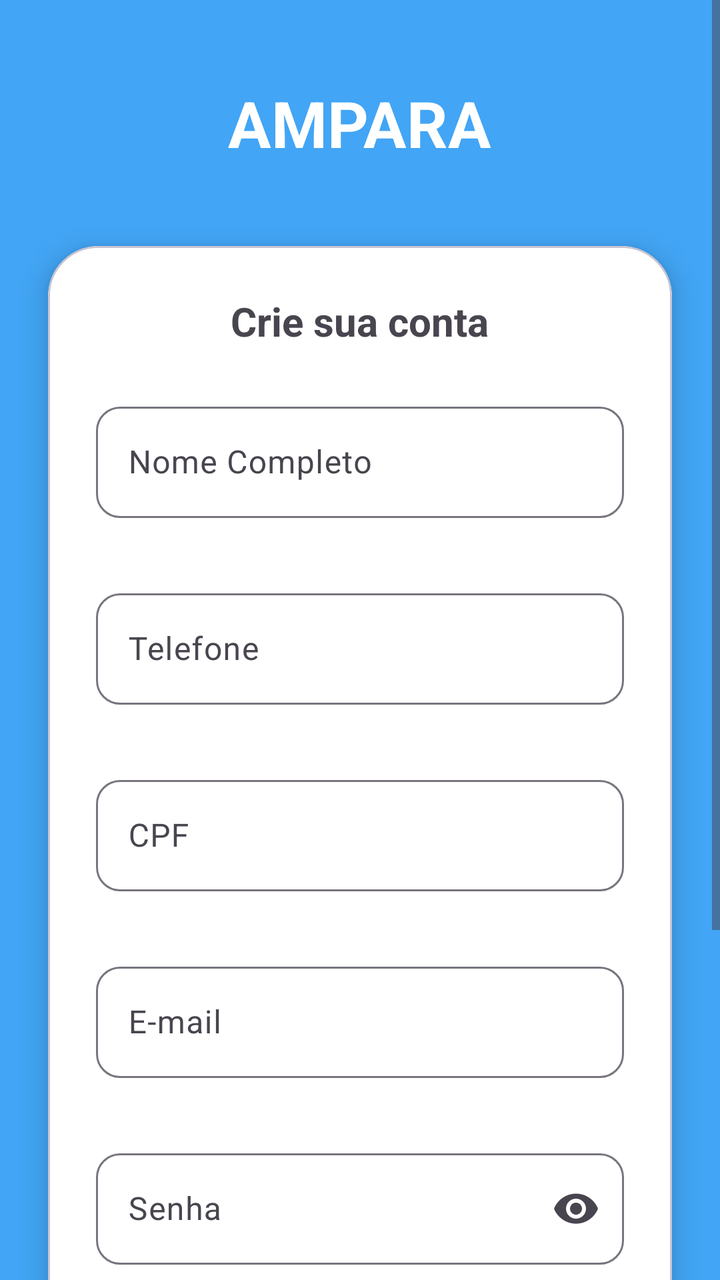
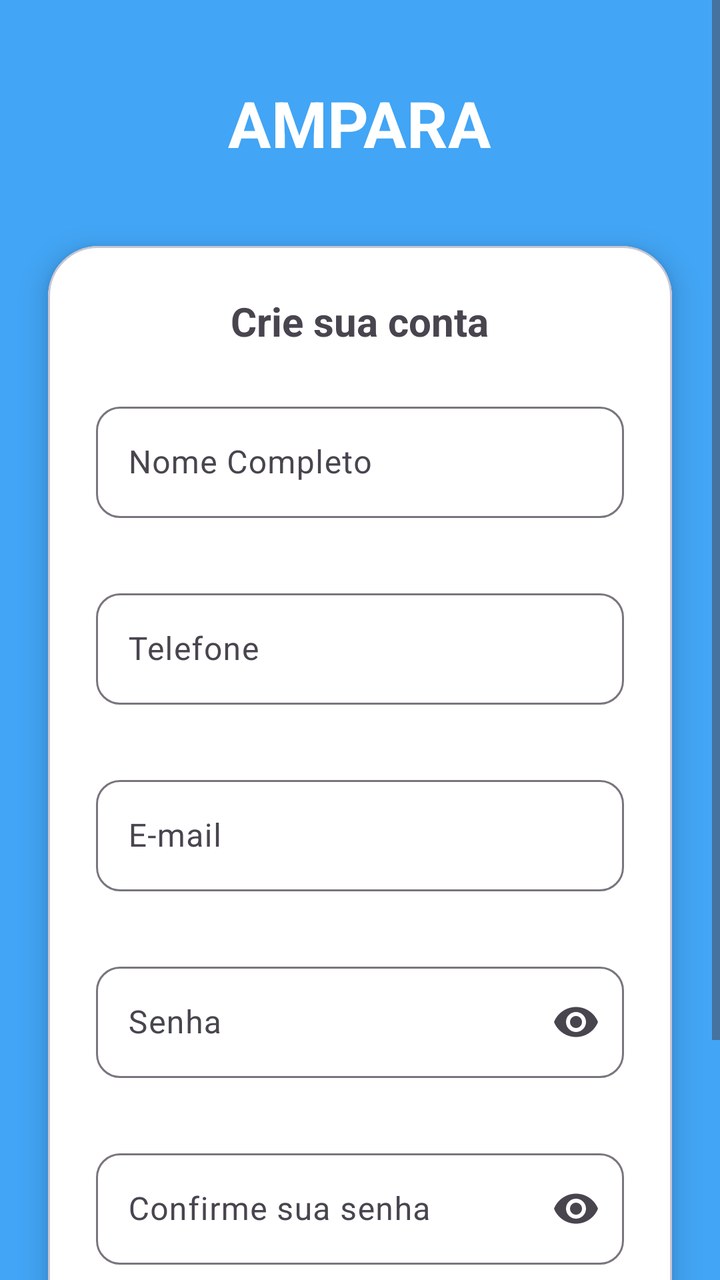

Before-and-after screenshots of an Android layout around one commit, followed by the original layout XML and the change that was made.
<!-- AndroidManifest.xml: application theme Theme.Ampara -->
<!-- res/layout/activity_register.xml -->
<?xml version="1.0" encoding="utf-8"?>
<androidx.constraintlayout.widget.ConstraintLayout xmlns:android="http://schemas.android.com/apk/res/android"
    xmlns:app="http://schemas.android.com/apk/res-auto"
    xmlns:tools="http://schemas.android.com/tools"
    android:layout_width="match_parent"
    android:layout_height="match_parent"
    android:background="@color/primary_ampara"
    tools:context=".ui.RegisterActivity">

    <ScrollView
        android:layout_width="match_parent"
        android:layout_height="match_parent"
        android:fillViewport="true">

        <androidx.constraintlayout.widget.ConstraintLayout
            android:layout_width="match_parent"
            android:layout_height="wrap_content"
            android:paddingBottom="32dp">

            <TextView
                android:id="@+id/tvTitle"
                android:layout_width="wrap_content"
                android:layout_height="wrap_content"
                android:layout_marginTop="40dp"
                android:text="AMPARA"
                android:textColor="@color/white"
                android:textSize="32sp"
                android:textStyle="bold"
                app:layout_constraintEnd_toEndOf="parent"
                app:layout_constraintStart_toStartOf="parent"
                app:layout_constraintTop_toTopOf="parent" />

            <com.google.android.material.card.MaterialCardView
                android:id="@+id/cardRegister"
                android:layout_width="0dp"
                android:layout_height="wrap_content"
                android:layout_marginStart="24dp"
                android:layout_marginTop="40dp"
                android:layout_marginEnd="24dp"
                app:cardBackgroundColor="@color/white"
                app:cardCornerRadius="25dp"
                app:cardElevation="8dp"
                app:layout_constraintEnd_toEndOf="parent"
                app:layout_constraintStart_toStartOf="parent"
                app:layout_constraintTop_toBottomOf="@id/tvTitle">

                <LinearLayout
                    android:layout_width="match_parent"
                    android:layout_height="wrap_content"
                    android:orientation="vertical"
                    android:padding="24dp">

                    <TextView
                        android:layout_width="wrap_content"
                        android:layout_height="wrap_content"
                        android:layout_gravity="center"
                        android:layout_marginBottom="24dp"
                        android:text="Crie sua conta"
                        android:textColor="@color/text_dark"
                        android:textSize="20sp"
                        android:textStyle="bold" />

                    <com.google.android.material.textfield.TextInputLayout
                        android:id="@+id/tilName"
                        style="@style/Widget.Material3.TextInputLayout.OutlinedBox"
                        android:layout_width="match_parent"
                        android:layout_height="wrap_content"
                        android:layout_marginBottom="12dp"
                        android:hint="Nome Completo"
                        app:boxCornerRadiusBottomEnd="12dp"
                        app:boxCornerRadiusBottomStart="12dp"
                        app:boxCornerRadiusTopEnd="12dp"
                        app:boxCornerRadiusTopStart="12dp"
                        app:errorEnabled="true">

                        <com.google.android.material.textfield.TextInputEditText
                            android:id="@+id/edtName"
                            android:layout_width="match_parent"
                            android:layout_height="wrap_content"
                            android:inputType="textPersonName" />
                    </com.google.android.material.textfield.TextInputLayout>

                    <com.google.android.material.textfield.TextInputLayout
                        android:id="@+id/tilPhone"
                        style="@style/Widget.Material3.TextInputLayout.OutlinedBox"
                        android:layout_width="match_parent"
                        android:layout_height="wrap_content"
                        android:layout_marginBottom="12dp"
                        android:hint="Telefone"
                        app:boxCornerRadiusBottomEnd="12dp"
                        app:boxCornerRadiusBottomStart="12dp"
                        app:boxCornerRadiusTopEnd="12dp"
                        app:boxCornerRadiusTopStart="12dp"
                        app:errorEnabled="true">

                        <com.google.android.material.textfield.TextInputEditText
                            android:id="@+id/edtPhone"
                            android:layout_width="match_parent"
                            android:layout_height="wrap_content"
                            android:inputType="phone"
                            android:maxLength="15" />
                    </com.google.android.material.textfield.TextInputLayout>

                    <com.google.android.material.textfield.TextInputLayout
                        android:id="@+id/tilCpf"
                        style="@style/Widget.Material3.TextInputLayout.OutlinedBox"
                        android:layout_width="match_parent"
                        android:layout_height="wrap_content"
                        android:layout_marginBottom="12dp"
                        android:hint="CPF"
                        app:boxCornerRadiusBottomEnd="12dp"
                        app:boxCornerRadiusBottomStart="12dp"
                        app:boxCornerRadiusTopEnd="12dp"
                        app:boxCornerRadiusTopStart="12dp"
                        app:errorEnabled="true">

                        <com.google.android.material.textfield.TextInputEditText
                            android:id="@+id/edtCpf"
                            android:layout_width="match_parent"
                            android:layout_height="wrap_content"
                            android:inputType="number"
                            android:maxLength="14" />
                    </com.google.android.material.textfield.TextInputLayout>

                    <com.google.android.material.textfield.TextInputLayout
                        android:id="@+id/tilEmail"
                        style="@style/Widget.Material3.TextInputLayout.OutlinedBox"
                        android:layout_width="match_parent"
                        android:layout_height="wrap_content"
                        android:layout_marginBottom="12dp"
                        android:hint="E-mail"
                        app:boxCornerRadiusBottomEnd="12dp"
                        app:boxCornerRadiusBottomStart="12dp"
                        app:boxCornerRadiusTopEnd="12dp"
                        app:boxCornerRadiusTopStart="12dp"
                        app:errorEnabled="true">

                        <com.google.android.material.textfield.TextInputEditText
                            android:id="@+id/edtEmail"
                            android:layout_width="match_parent"
                            android:layout_height="wrap_content"
                            android:inputType="textEmailAddress" />
                    </com.google.android.material.textfield.TextInputLayout>

                    <com.google.android.material.textfield.TextInputLayout
                        android:id="@+id/tilPassword"
                        style="@style/Widget.Material3.TextInputLayout.OutlinedBox"
                        android:layout_width="match_parent"
                        android:layout_height="wrap_content"
                        android:layout_marginBottom="12dp"
                        android:hint="Senha"
                        app:boxCornerRadiusBottomEnd="12dp"
                        app:boxCornerRadiusBottomStart="12dp"
                        app:boxCornerRadiusTopEnd="12dp"
                        app:boxCornerRadiusTopStart="12dp"
                        app:endIconMode="password_toggle"
                        app:errorEnabled="true">

                        <com.google.android.material.textfield.TextInputEditText
                            android:id="@+id/edtPassword"
                            android:layout_width="match_parent"
                            android:layout_height="wrap_content"
                            android:inputType="textPassword" />
                    </com.google.android.material.textfield.TextInputLayout>

                    <com.google.android.material.textfield.TextInputLayout
                        android:id="@+id/tilConfirmPassword"
                        style="@style/Widget.Material3.TextInputLayout.OutlinedBox"
                        android:layout_width="match_parent"
                        android:layout_height="wrap_content"
                        android:layout_marginBottom="24dp"
                        android:hint="Confirme sua senha"
                        app:boxCornerRadiusBottomEnd="12dp"
                        app:boxCornerRadiusBottomStart="12dp"
                        app:boxCornerRadiusTopEnd="12dp"
                        app:boxCornerRadiusTopStart="12dp"
                        app:endIconMode="password_toggle"
                        app:errorEnabled="true">

                        <com.google.android.material.textfield.TextInputEditText
                            android:id="@+id/edtConfirmPassword"
                            android:layout_width="match_parent"
                            android:layout_height="wrap_content"
                            android:inputType="textPassword" />
                    </com.google.android.material.textfield.TextInputLayout>

                    <Button
                        android:id="@+id/btnRegister"
                        android:layout_width="match_parent"
                        android:layout_height="55dp"
                        android:backgroundTint="@color/primary_ampara"
                        android:text="Criar Conta"
                        android:textAllCaps="false"
                        android:textColor="@color/white"
                        app:cornerRadius="12dp" />

                </LinearLayout>

            </com.google.android.material.card.MaterialCardView>

        </androidx.constraintlayout.widget.ConstraintLayout>
    </ScrollView>

</androidx.constraintlayout.widget.ConstraintLayout>
<!-- resources referenced by this layout -->
<resources>
  <color name="primary_ampara">#42A5F5</color>
  <color name="text_dark">#49454F</color>
  <color name="white">#FFFFFFFF</color>
  <style name="Theme.Ampara" parent="Theme.Material3.DayNight.NoActionBar">
          
          <item name="colorPrimary">@color/primary_ampara</item>
          <item name="colorOnPrimary">@color/white</item>
          <item name="colorPrimaryContainer">@color/primary_ampara_light</item>
  
          
          <item name="android:statusBarColor">@color/primary_ampara</item>
      </style>
  <color name="primary_ampara_light">#E3F2FD</color>
</resources>

<!-- the commit's change to res/layout/activity_register.xml (unified diff, before → after) -->
@@ -102,27 +102,6 @@
                     </com.google.android.material.textfield.TextInputLayout>
 
                     <com.google.android.material.textfield.TextInputLayout
-                        android:id="@+id/tilCpf"
-                        style="@style/Widget.Material3.TextInputLayout.OutlinedBox"
-                        android:layout_width="match_parent"
-                        android:layout_height="wrap_content"
-                        android:layout_marginBottom="12dp"
-                        android:hint="CPF"
-                        app:boxCornerRadiusBottomEnd="12dp"
-                        app:boxCornerRadiusBottomStart="12dp"
-                        app:boxCornerRadiusTopEnd="12dp"
-                        app:boxCornerRadiusTopStart="12dp"
-                        app:errorEnabled="true">
-
-                        <com.google.android.material.textfield.TextInputEditText
-                            android:id="@+id/edtCpf"
-                            android:layout_width="match_parent"
-                            android:layout_height="wrap_content"
-                            android:inputType="number"
-                            android:maxLength="14" />
-                    </com.google.android.material.textfield.TextInputLayout>
-
-                    <com.google.android.material.textfield.TextInputLayout
                         android:id="@+id/tilEmail"
                         style="@style/Widget.Material3.TextInputLayout.OutlinedBox"
                         android:layout_width="match_parent"
